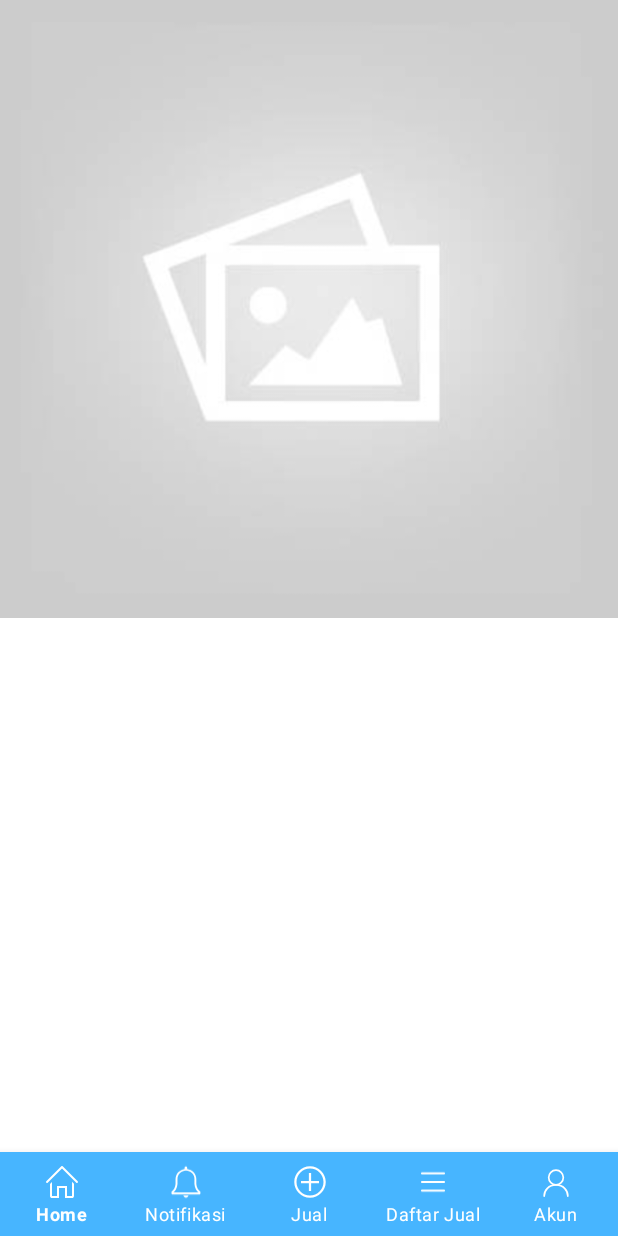
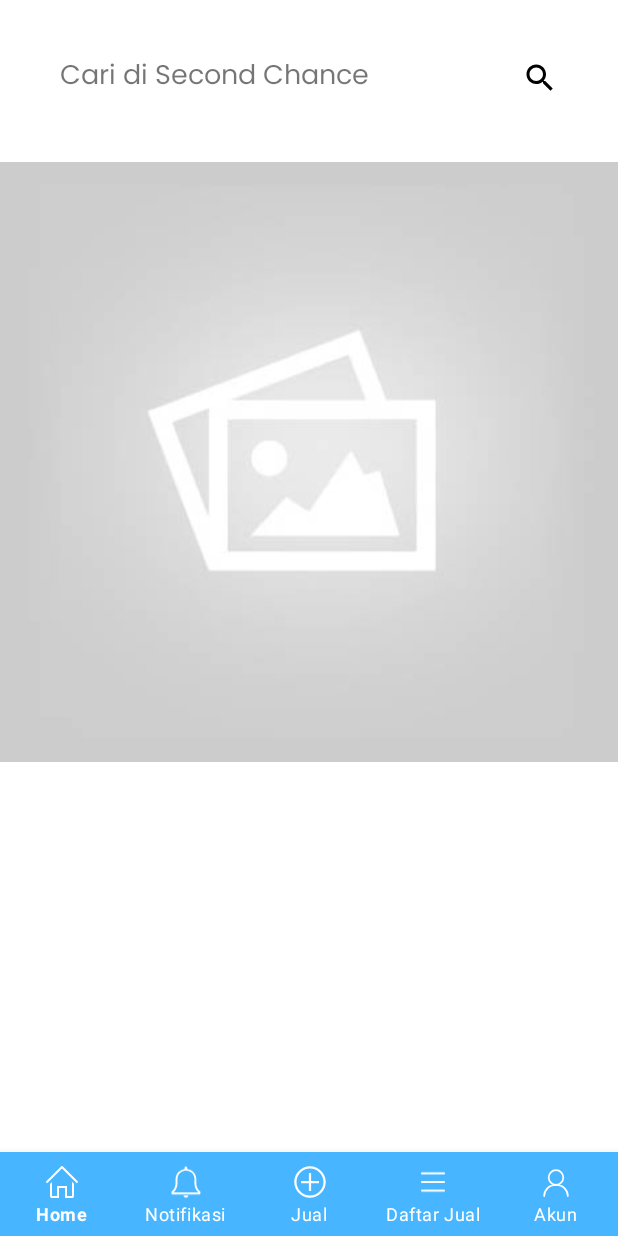
Before and after one commit to Than1st/SecondHand, an Android app built with Jetpack Compose: the HomeFragment screen opened directly, with no data from a screen before it, on a phone screen of 412 x 824 dp. Run offline under Robolectric (Android 15) with nearby library versions, the phone set to English and light mode, and no system bars; our stand-ins replace navigation-ui.

Commit message:
search view

```diff
--- a/app/src/main/java/com/group4/secondhand/ui/home/HomeFragment.kt
+++ b/app/src/main/java/com/group4/secondhand/ui/home/HomeFragment.kt
@@ -1,15 +1,17 @@
 package com.group4.secondhand.ui.home
 
-import android.content.Context.MODE_PRIVATE
+import android.animation.ArgbEvaluator
+import android.animation.ValueAnimator
+import android.os.Build
 import android.os.Bundle
 import android.view.LayoutInflater
 import android.view.View
 import android.view.ViewGroup
-import android.widget.Toast
+import androidx.core.content.ContextCompat
 import androidx.fragment.app.Fragment
+import com.group4.secondhand.R
 import com.group4.secondhand.databinding.FragmentHomeBinding
-import com.group4.secondhand.ui.splashscreen.SplashscreenFragment.Companion.ONBOARDING_PREF
-import com.group4.secondhand.ui.splashscreen.SplashscreenFragment.Companion.SHARED_PREF
+
 
 class HomeFragment : Fragment() {
 
@@ -32,7 +34,60 @@ class HomeFragment : Fragment() {
 //        if (checkOnboarding){
 //            Toast.makeText(requireContext(), "Halo!", Toast.LENGTH_SHORT).show()
 //        }
-
+        binding.statusBar.layoutParams = ViewGroup.LayoutParams(
+            ViewGroup.LayoutParams.MATCH_PARENT,getStatusBarHeight())
+        changeToolbar()
     }
 
+    private fun getStatusBarHeight(): Int {
+        var result = 0
+        val resourceId = resources.getIdentifier("status_bar_height", "dimen", "android")
+        if (resourceId > 0) {
+            result = resources.getDimensionPixelSize(resourceId)
+        }
+        return result
+    }
+
+    private fun changeToolbar(){
+        var toolbarColored = false
+        var toolbarTransparent = true
+        if (Build.VERSION.SDK_INT >= Build.VERSION_CODES.M){
+            binding.scrollView.setOnScrollChangeListener {_,_,scrollY,_,_->
+                val bannerHeight = (binding.imgBanner.height /2) - getStatusBarHeight() - binding.statusBar.height
+                val colored = ContextCompat.getColor(requireContext(), R.color.medium_blue)
+                val transparent = ContextCompat.getColor(requireContext(), android.R.color.transparent)
+
+                when {
+                    scrollY > bannerHeight ->{
+                        if (toolbarTransparent){
+                            val colorAnimate = ValueAnimator.ofObject(ArgbEvaluator(),transparent,colored)
+                            colorAnimate.addUpdateListener {
+                                binding.statusBar.setBackgroundColor(it.animatedValue as Int)
+                                binding.toolbar.setBackgroundColor(it.animatedValue as Int)
+                            }
+                            colorAnimate.duration = 250
+                            colorAnimate.start()
+                            toolbarColored = true
+                            toolbarTransparent = false
+                        }
+                    }
+                    else ->{
+                        if(toolbarColored){
+                            val colorAnimate = ValueAnimator.ofObject(ArgbEvaluator(),colored,transparent)
+                            colorAnimate.addUpdateListener {
+                                binding.statusBar.setBackgroundColor(it.animatedValue as Int)
+                                binding.toolbar.setBackgroundColor(it.animatedValue as Int)
+                            }
+                            colorAnimate.duration = 250
+                            colorAnimate.start()
+                            toolbarColored = false
+                            toolbarTransparent = true
+                        }
+                    }
+                }
+            }
+        }
+    }
+
+
 }
--- /dev/null
+++ b/app/src/main/res/drawable/ic_search.xml
@@ -0,0 +1,5 @@
+<vector android:height="24dp" android:tint="#000000"
+    android:viewportHeight="24" android:viewportWidth="24"
+    android:width="24dp" xmlns:android="http://schemas.android.com/apk/res/android">
+    <path android:fillColor="@android:color/white" android:pathData="M15.5,14h-0.79l-0.28,-0.27C15.41,12.59 16,11.11 16,9.5 16,5.91 13.09,3 9.5,3S3,5.91 3,9.5 5.91,16 9.5,16c1.61,0 3.09,-0.59 4.23,-1.57l0.27,0.28v0.79l5,4.99L20.49,19l-4.99,-5zM9.5,14C7.01,14 5,11.99 5,9.5S7.01,5 9.5,5 14,7.01 14,9.5 11.99,14 9.5,14z"/>
+</vector>
--- a/app/src/main/res/layout/fragment_home.xml
+++ b/app/src/main/res/layout/fragment_home.xml
@@ -4,32 +4,80 @@
     xmlns:tools="http://schemas.android.com/tools"
     android:layout_width="match_parent"
     android:layout_height="match_parent"
-    tools:context=".ui.home.HomeFragment"
-    >
+    tools:context=".ui.home.HomeFragment">
 
-    <androidx.constraintlayout.widget.Guideline
-        android:id="@+id/gl_banner"
-        android:layout_width="wrap_content"
+    <ScrollView
+        android:id="@+id/scroll_view"
+        android:layout_width="match_parent"
         android:layout_height="wrap_content"
-        android:orientation="horizontal"
-        app:layout_constraintGuide_percent=".5" />
-
-    <ImageView
-        android:layout_width="match_parent"
-        android:layout_height="0dp"
-        android:scaleType="centerCrop"
-        android:src="@drawable/default_image"
-        app:layout_constraintBottom_toTopOf="@id/gl_banner"
+        android:scrollbars="none"
         app:layout_constraintEnd_toEndOf="parent"
         app:layout_constraintStart_toStartOf="parent"
+        app:layout_constraintTop_toTopOf="parent">
+
+        <androidx.constraintlayout.widget.ConstraintLayout
+            android:layout_width="match_parent"
+            android:layout_height="match_parent"
+            android:orientation="horizontal">
+
+            <ImageView
+                android:id="@+id/img_banner"
+                android:layout_width="match_parent"
+                android:layout_height="400dp"
+                android:layout_marginTop="108dp"
+                android:scaleType="centerCrop"
+                android:src="@drawable/default_image"
+                app:layout_constraintEnd_toEndOf="parent"
+                app:layout_constraintHorizontal_bias="0.0"
+                app:layout_constraintStart_toStartOf="parent"
+                app:layout_constraintTop_toTopOf="parent" />
+
+            <View
+                android:layout_width="match_parent"
+                android:layout_height="1900dp"
+                app:layout_constraintTop_toBottomOf="@id/img_banner" />
+
+            <!--            <androidx.recyclerview.widget.RecyclerView-->
+            <!--                android:id="@+id/rv_product"-->
+            <!--                android:layout_width="match_parent"-->
+            <!--                android:layout_height="wrap_content"-->
+            <!--                android:layout_marginHorizontal="8dp"-->
+            <!--                app:layoutManager="androidx.recyclerview.widget.GridLayoutManager"-->
+            <!--                app:layout_constraintBottom_toBottomOf="parent"-->
+            <!--                app:layout_constraintEnd_toEndOf="parent"-->
+            <!--                app:layout_constraintStart_toStartOf="parent"-->
+            <!--                app:layout_constraintTop_toBottomOf="@id/img_banner"-->
+            <!--                app:spanCount="2"-->
+            <!--                tools:listitem="@layout/item_product_home" />-->
+        </androidx.constraintlayout.widget.ConstraintLayout>
+    </ScrollView>
+
+    <View
+        android:id="@+id/status_bar"
+        android:layout_width="match_parent"
+        android:layout_height="1dp"
         app:layout_constraintTop_toTopOf="parent" />
 
-    <androidx.recyclerview.widget.RecyclerView
+    <androidx.appcompat.widget.Toolbar
+        android:id="@+id/toolbar"
         android:layout_width="match_parent"
-        android:layout_height="0dp"
-        app:layout_constraintBottom_toBottomOf="parent"
-        app:layout_constraintEnd_toEndOf="parent"
-        app:layout_constraintStart_toStartOf="parent"
-        app:layout_constraintTop_toBottomOf="@id/gl_banner" />
+        android:layout_height="?attr/actionBarSize"
+        android:outlineSpotShadowColor="@android:color/transparent"
+        app:layout_constraintTop_toBottomOf="@id/status_bar">
 
+        <TextView
+            android:layout_width="match_parent"
+            android:layout_height="match_parent"
+            android:layout_marginHorizontal="16dp"
+            android:layout_marginVertical="6dp"
+            android:background="@drawable/background_search"
+            android:fontFamily="@font/poppins_regular"
+            android:gravity="center_vertical"
+            android:paddingHorizontal="24dp"
+            android:text="Cari di Second Chance"
+            android:textSize="18sp"
+            android:drawableEnd="@drawable/ic_search"
+            />
+
+    </androidx.appcompat.widget.Toolbar>
 </androidx.constraintlayout.widget.ConstraintLayout>
```
